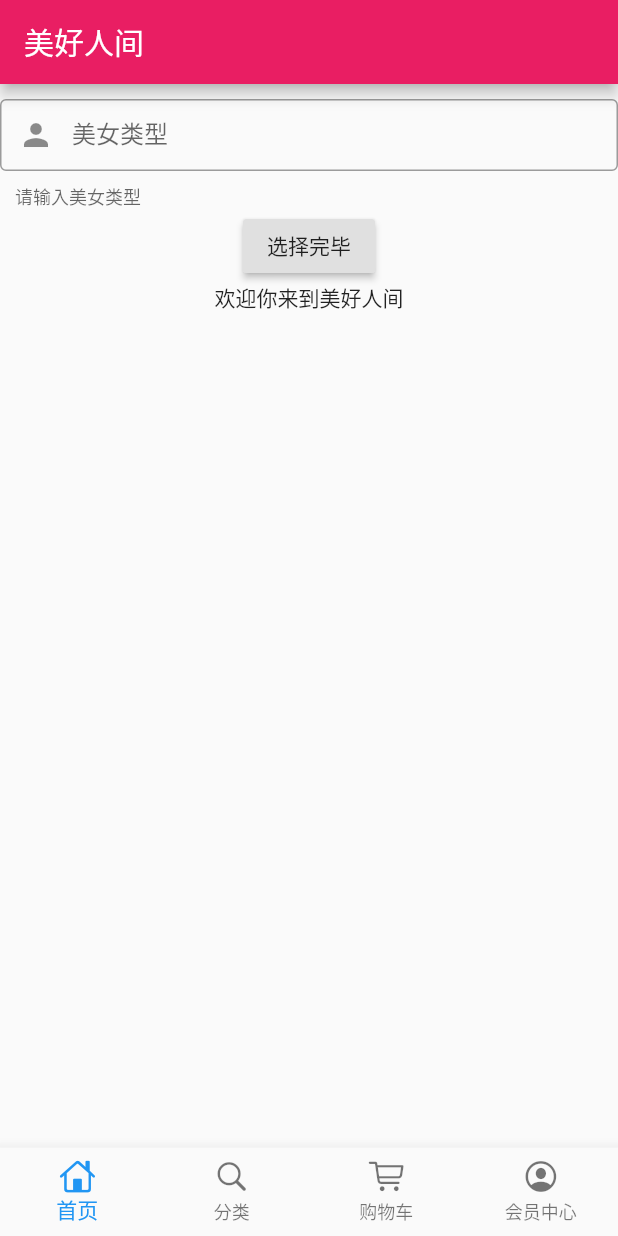
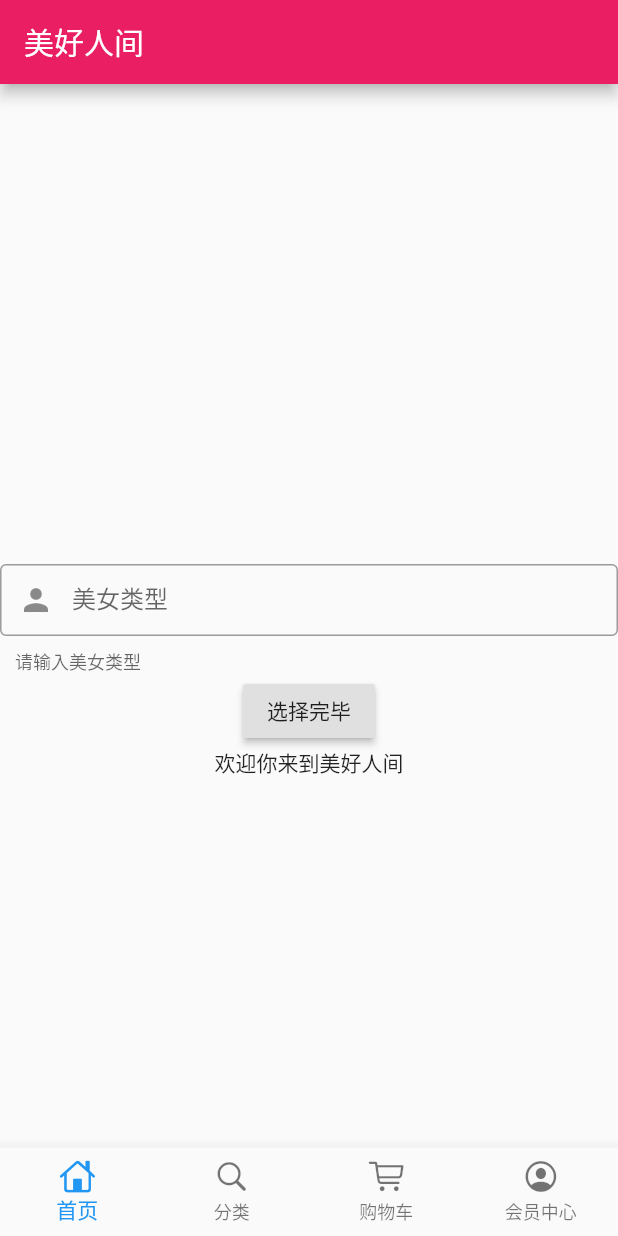
Before and after one commit to BenLakes/lean_flutter_shop, a Flutter app: the screen it shows after launch, on a phone screen of 412 x 824 dp. Run offline on Flutter 3.47's test engine with Material 2 defaults, Android fonts, the phone set to English and light mode, and no system bars; our stand-ins replace dio.

Commit message:
添加 SingleChildScrollView 包裹组件 避免屏幕超出 报错

```diff
--- a/lib/main.dart
+++ b/lib/main.dart
@@ -10,7 +10,7 @@ class MyApp extends StatelessWidget {
     return Container(
         child: MaterialApp(
           title: '商城学习',
-          debugShowCheckedModeBanner: false,
+          // debugShowCheckedModeBanner: false,
           theme: ThemeData(
             primaryColor: Colors.pink
           ),
--- a/lib/pages/home_page.dart
+++ b/lib/pages/home_page.dart
@@ -17,9 +17,10 @@ class _HomePageState extends State<HomePage> {
     return Container(
        child: Scaffold(
           appBar: AppBar(title: Text("美好人间"),),
-          body: Container(
+          body: SingleChildScrollView(
+            child:   Container(
             height: 1000,
-            margin: EdgeInsets.only(top: 10),
+            margin: EdgeInsets.only(top: 320),
             child: Column(
               children: <Widget>[
                   TextField(
@@ -46,6 +47,8 @@ class _HomePageState extends State<HomePage> {
               ],
             ),
           ),
+          ),
+
        ),
     );
   }
```
